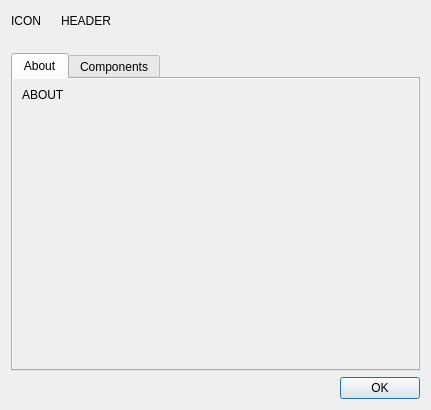
First picture: the form in gitfourchette/forms/aboutdialog.ui, repository weblate/gitfourchette, before the edit.
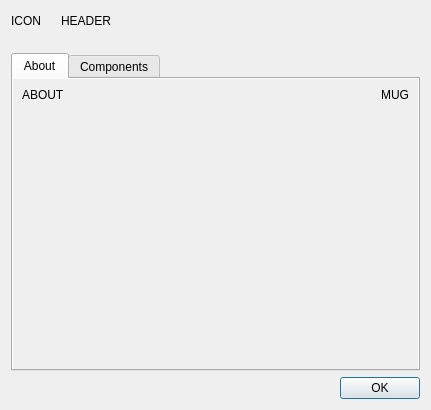
Second picture: the form after the edit.

Commit message: AboutDialog mugshot

What changed in the file:
```diff
--- a/gitfourchette/forms/aboutdialog.ui
+++ b/gitfourchette/forms/aboutdialog.ui
@@ -101,7 +101,10 @@
             <height>274</height>
            </rect>
           </property>
-          <layout class="QVBoxLayout" name="verticalLayout">
+          <layout class="QHBoxLayout" name="horizontalLayout">
+           <property name="spacing">
+            <number>16</number>
+           </property>
            <item>
             <widget class="QLabel" name="aboutBlurb">
              <property name="text">
@@ -115,6 +118,19 @@
              </property>
             </widget>
            </item>
+           <item>
+            <widget class="QLabel" name="mugshot">
+             <property name="toolTip">
+              <string>The author!</string>
+             </property>
+             <property name="text">
+              <string notr="true">MUG</string>
+             </property>
+             <property name="alignment">
+              <set>Qt::AlignRight|Qt::AlignTop|Qt::AlignTrailing</set>
+             </property>
+            </widget>
+           </item>
           </layout>
          </widget>
         </widget>
```
Left out of the diff: 4 changed lines with no effect on the pictures. The commit also changes 3 other files.
